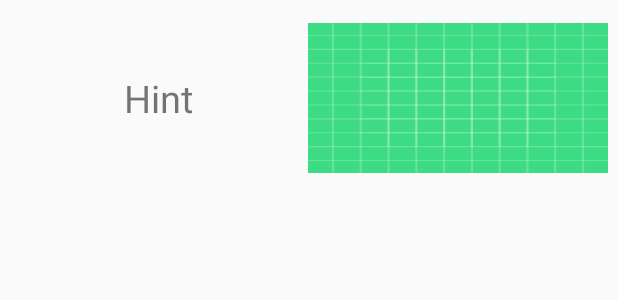
After one commit to devlordsam/SecureStore, an Android app: the layout card_view.xml on its own in the app's theme, with its tools: preview values and no code run, on a phone screen of 412 x 824 dp. The commit adds this screen. Shown: the top 300 px of the screen. Run offline under Robolectric (Android 15) with nearby library versions, the phone set to English and light mode, and no system bars.

```diff
--- /dev/null
+++ b/app/src/main/res/layout/card_view.xml
@@ -0,0 +1,35 @@
+<?xml version="1.0" encoding="utf-8"?>
+<LinearLayout xmlns:android="http://schemas.android.com/apk/res/android"
+    xmlns:tools="http://schemas.android.com/tools"
+    android:layout_width="match_parent"
+    android:layout_height="match_parent"
+    android:orientation="vertical">
+
+<LinearLayout
+    android:layout_width="400sp"
+    android:layout_height="wrap_content"
+    android:orientation="horizontal"
+    android:layout_marginTop="15sp"
+    android:layout_marginStart="5sp"
+    tools:ignore="UseCompoundDrawables,UselessParent">
+
+    <TextView
+        android:id="@+id/cardTVName"
+        android:gravity="center"
+        android:layout_width="200sp"
+        android:layout_height="100sp"
+        android:text="@string/hint"
+        android:textSize="25sp"
+        android:padding="10dp"/>
+
+    <ImageView
+        android:id="@+id/cardIVpic"
+        android:layout_width="200sp"
+        android:layout_height="100sp"
+        android:background="@drawable/ic_launcher_background"
+        android:padding="10dp" />
+
+</LinearLayout>
+
+
+</LinearLayout>
--- a/app/src/main/res/values/strings.xml
+++ b/app/src/main/res/values/strings.xml
@@ -1,6 +1,5 @@
 <resources>
     <string name="app_name">Secure Store</string>
-    <string name="todo">TODO</string>
     <string name="e_mail">E-Mail</string>
     <string name="mobile_number">Mobile Number</string>
     <string name="password">Password</string>
@@ -8,4 +7,5 @@
     <string name="create_account">Create Account</string>
     <string name="login">Login</string>
     <string name="already_have_an_account">Already have an account?</string>
+    <string name="hint">Hint</string>
 </resources>
```
Also changed, not shown: app/src/main/AndroidManifest.xml (+4 -7 lines), app/src/main/java/com/example/securestore/MainActivity.kt (+12 -0 lines), app/src/main/res/layout/activity_main.xml (+6 -9 lines).
